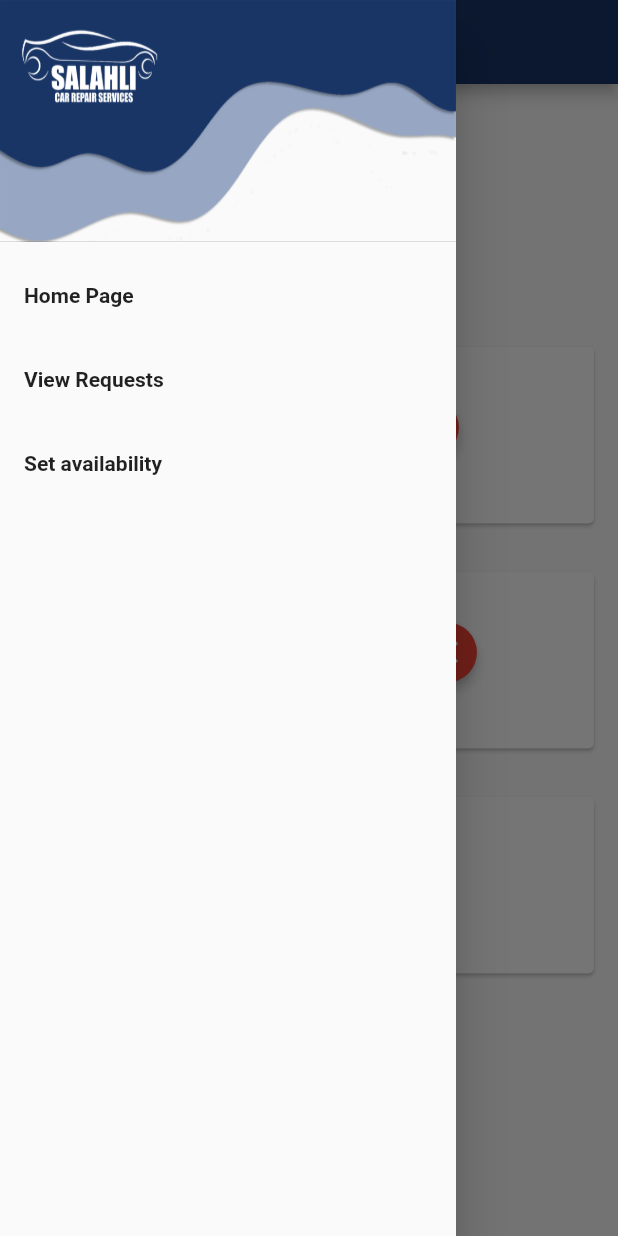
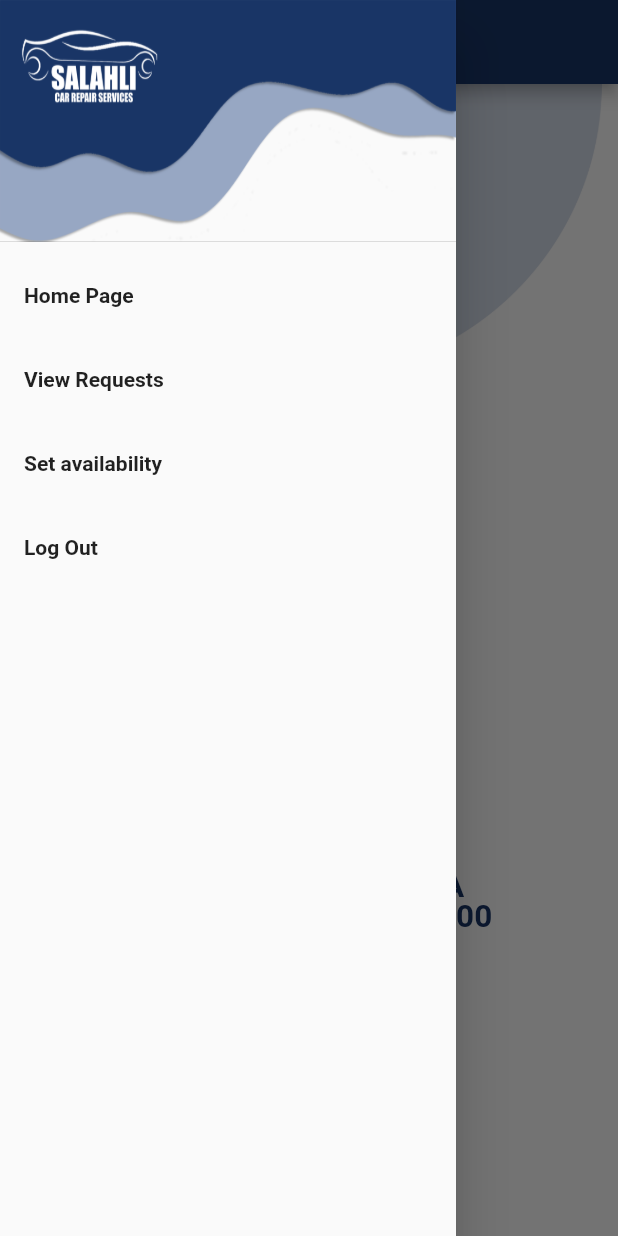
Before and after one commit to sergi-s/Salahly-mechanic-application, a Flutter app: the screen it shows after launch, with the side drawer open, on a phone screen of 412 x 824 dp. Run offline on Flutter 3.47's test engine with Material 2 defaults, Android fonts, the phone set to English and light mode, and no system bars; our stand-ins replace easy_localization, firebase_auth, firebase_core, firebase_database, flutter_riverpod, go_router; missing offline and left inert: confirm_dialog; accounts and stored records are empty.

Commit message:
Mechanic RSA screen full data

```diff
--- a/lib/routes.dart
+++ b/lib/routes.dart
@@ -1,11 +1,12 @@
 import 'package:go_router/go_router.dart';
 import 'package:salahly_mechanic/screens/Requests/OnGoingRequests.dart';
+import 'package:salahly_mechanic/screens/RoadsideAssistant/RoadsideAssistantFullData.dart';
 import 'package:salahly_mechanic/screens/homepage/homescreen.dart';
 import 'package:salahly_mechanic/screens/Requests/ViewRequests.dart';
 class Routing {
   get router => GoRouter(
 
-    initialLocation: ViewRequests.routeName,
+    initialLocation: RoadsideAssistantFullData.routeName,
 
     routes: <GoRoute> [
       GoRoute(
@@ -20,6 +21,10 @@ class Routing {
         path: OnGoingRequests.routeName,
         builder: (context, state) => OnGoingRequests(),
       ),
+      GoRoute(
+        path: RoadsideAssistantFullData.routeName,
+        builder: (context, state) => RoadsideAssistantFullData(),
+      ),
     ],
   );
 }
--- /dev/null
+++ b/lib/screens/RoadsideAssistant/RoadsideAssistantFullData.dart
@@ -0,0 +1,211 @@
+import 'package:flutter/src/widgets/framework.dart';
+import 'package:easy_localization/easy_localization.dart';
+import 'package:flutter/cupertino.dart';
+import 'package:flutter/material.dart';
+
+class RoadsideAssistantFullData extends StatefulWidget {
+  const RoadsideAssistantFullData({Key? key}) : super(key: key);
+  static final routeName = "/roadsideassistantfulldata";
+  @override
+  State<RoadsideAssistantFullData> createState() => _RoadsideAssistantFullDataState();
+}
+
+class _RoadsideAssistantFullDataState extends State<RoadsideAssistantFullData> {
+  List<Client> Clients = [
+    Client(name: 'Ahmed tarek',
+        carnumber: 'ا س ص | 4855',
+        mobilenumber: "01061509239",
+        carmodel: 'Kia cerato',
+        color: 'red',
+        image: 'assets/images/tarek.jpg',
+        subscribtionlevel: 'Premium'),
+  ];
+
+  Widget personDetailCard(Client) {
+    final String name = Client.name;
+    final String carnumber = Client.carnumber;
+    final String mobilenumber = Client.mobilenumber;
+    final String carmodel = Client.carmodel;
+    final String color = Client.color;
+    final String image = Client.image;
+    final String subscribtionlevel = Client.subscribtionlevel;
+    return Container(
+
+      height: 300,
+      width: 600,
+      alignment: Alignment.center,
+      child: Center(
+          child:
+          Column(
+
+            mainAxisAlignment: MainAxisAlignment.center,
+            crossAxisAlignment: CrossAxisAlignment.center,
+            children: <Widget>[
+              Padding(
+                padding: EdgeInsets.all(8.0),
+              child:Text(name, textScaleFactor: 2.5,
+                  style: TextStyle(
+                      color: Color(0xff193566), fontWeight: FontWeight.bold))
+                  .tr(),
+              ),
+          Padding(
+          padding: EdgeInsets.all(3.0),
+          child:Text(carnumber,textScaleFactor: 1.5, style: TextStyle(color: Color(0xff97a7c3))).tr(),),
+          Padding(
+          padding: EdgeInsets.all(3.0),
+          child:Text(carmodel,textScaleFactor: 1.5, style: TextStyle(color: Color(0xff97a7c3))).tr(),),
+          Padding(
+          padding: EdgeInsets.all(3.0),
+          child:Text(color,textScaleFactor: 1.5, style: TextStyle(color: Color(0xff97a7c3))).tr(),),
+          Padding(
+          padding: EdgeInsets.all(3.0),
+          child:Text(mobilenumber,textScaleFactor: 1.5, style: TextStyle(color: Color(0xff97a7c3)))
+                  .tr(),),
+          Padding(
+          padding: EdgeInsets.all(3.0),
+          child:Text(
+                  subscribtionlevel,textScaleFactor: 1.5, style: TextStyle(color: Color(0xff97a7c3)))
+                  .tr(),),
+
+            ],
+          ),
+        ),
+    );
+  }
+
+  @override
+  Widget build(BuildContext context) {
+    Size size = MediaQuery
+        .of(context)
+        .size;
+    return Scaffold(
+      appBar: AppBar(
+        title: Image.asset(
+            'assets/images/logo white.png', fit: BoxFit.contain, scale: 50),
+        centerTitle: true,
+        backgroundColor: Color(0xff193566),
+      ),
+
+      drawer: Drawer(
+        child: ListView(
+          padding: EdgeInsets.zero,
+          children: [
+            const DrawerHeader(
+              decoration: BoxDecoration(
+                  image: DecorationImage(
+                      image: AssetImage('assets/images/wavy shape copy.png'),
+                      alignment: Alignment.topCenter,
+                      fit: BoxFit.fill),
+                  color: Colors.transparent
+              ),
+              child: Text(''),
+            ),
+            ListTile(
+              title: const Text(
+                'Home Page', style: TextStyle(fontWeight: FontWeight.bold),)
+                  .tr(),
+              onTap: () {
+                Navigator.pop(context);
+              },
+            ),
+            ListTile(
+              title: const Text('View Requests',
+                  style: TextStyle(fontWeight: FontWeight.bold)).tr(),
+              onTap: () {
+                Navigator.pop(context);
+              },
+            ),
+            ListTile(
+              title: const Text('Set availability',
+                  style: TextStyle(fontWeight: FontWeight.bold)).tr(),
+              onTap: () {
+                Navigator.pop(context);
+              },
+            ),
+            ListTile(
+              title: const Text(
+                  'Log Out', style: TextStyle(fontWeight: FontWeight.bold))
+                  .tr(),
+              onTap: () {
+                Navigator.pop(context);
+              },
+            ),
+          ],
+        ),
+      ),
+      body: Container(
+        height: size.height,
+        width: double.infinity,
+        child: Stack(
+          alignment: Alignment.center,
+          children: [
+            Positioned(
+              top: 0,
+              child: Image.asset(
+                  'assets/images/semi circle.png', height: size.height),
+            ),
+            Positioned(
+              top: 35,
+              child: Text(
+                  'CLIENT INFO',textScaleFactor: 2,
+                  style: TextStyle(
+                      color: Color(0xff193566), fontWeight: FontWeight.bold)),
+            ),
+            Positioned(
+              top: 80,
+
+              child: Container(
+                alignment: Alignment.center,
+                padding: const EdgeInsets.all(16.0),
+
+                child: CircleAvatar(
+                  backgroundImage: AssetImage('assets/images/tarek.jpg'),
+                  radius: 80,
+                ),
+              ),
+            ),
+        Column(
+            mainAxisAlignment: MainAxisAlignment.spaceAround,
+            crossAxisAlignment: CrossAxisAlignment.center,
+                children:
+                Clients.map((p) {
+                  return personDetailCard(p);
+                }).toList()
+            ),
+            Positioned(
+              bottom: 220,
+              child: Text(
+                  'Client Requested RSA',textScaleFactor: 1.5,
+                  style: TextStyle(
+                      color: Color(0xff193566), fontWeight: FontWeight.bold)),
+            ),
+            Positioned(
+              bottom: 200,
+              child: Text(
+                  DateTime.now().toString(),textScaleFactor: 1.5,
+                  style: TextStyle(
+                      color: Color(0xff193566), fontWeight: FontWeight.bold)),
+            ),
+            Positioned(
+              bottom: 100,
+              child: FloatingActionButton.extended(
+                  onPressed: (){}, label: Text('Report'),backgroundColor:Color(0xff193566) , icon: Icon(Icons.report),)
+            ),
+          ],
+        ),
+      ),
+
+    );
+  }
+}
+class Client {
+  final String name;
+  final String carnumber;
+  final String mobilenumber;
+  final String carmodel;
+  final String color;
+  final String image;
+  final String subscribtionlevel;
+
+  Client({required this.name, required this.carnumber, required this.mobilenumber, required this.carmodel, required this.color, required this.image, required this.subscribtionlevel});
+}
--- a/pubspec.yaml
+++ b/pubspec.yaml
@@ -81,6 +81,7 @@ flutter:
     - assets/images/logo white.png
     - assets/images/bot2.png
     - assets/images/tarek.jpg
+    - assets/images/semi circle.png
   # To add assets to your application, add an assets section, like this:
   # assets:
   #   - images/a_dot_burr.jpeg
```
Also changed, not shown: assets/images/semi circle.png (added), pubspec.lock.
